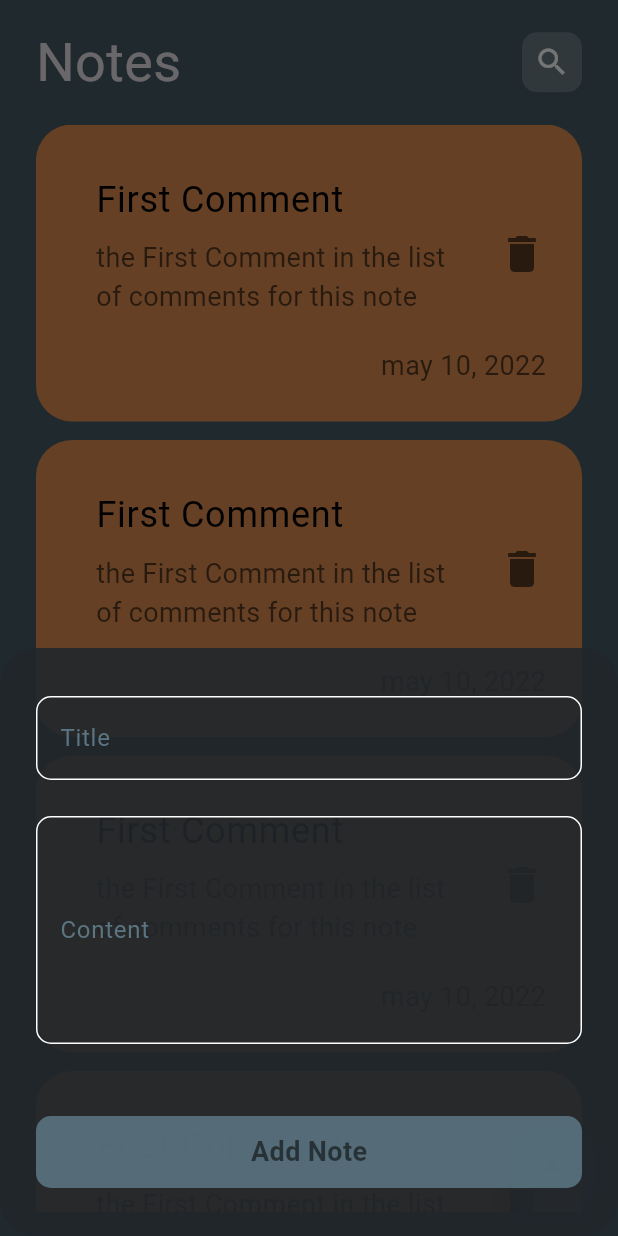
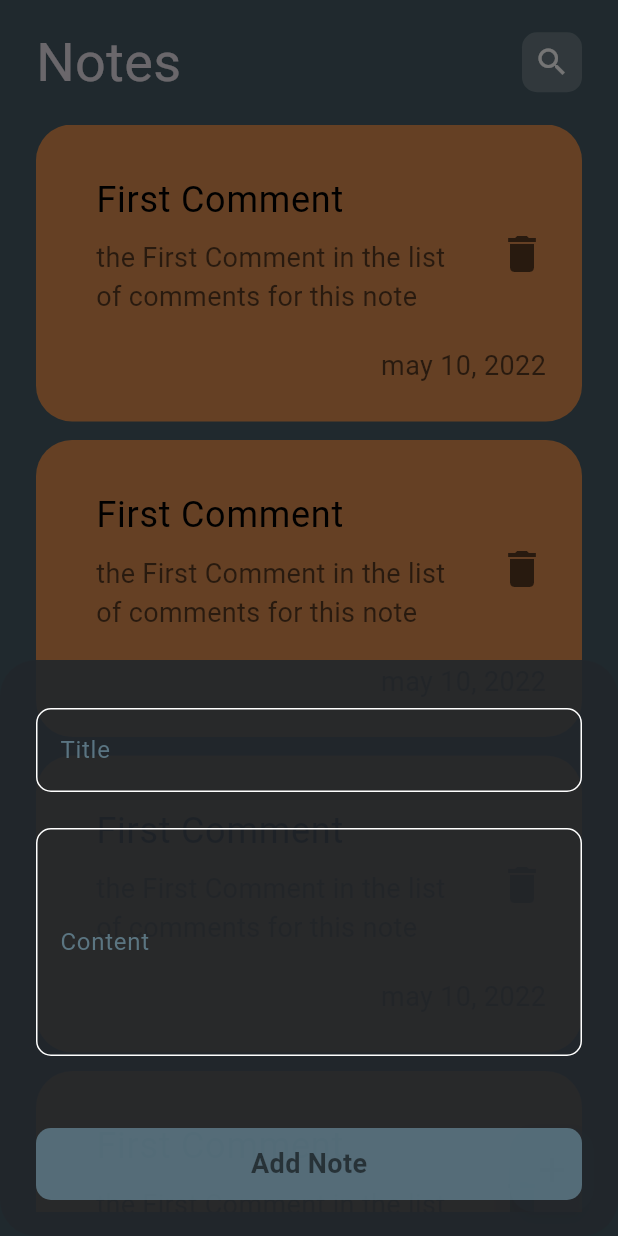
Before and after one commit to wael-saif23/note_app_tr2, a Flutter app: the screen it shows after launch, after a tap on the "add" icon, on a phone screen of 412 x 824 dp. Run offline on Flutter 3.47's test engine with Material 3 defaults, Android fonts, the phone set to English and light mode, and no system bars; our stand-ins replace bloc, flutter_bloc, hive, hive_flutter; accounts and stored records are empty.

Commit message:
Update add note form layout in AddNoteButtomSheet
Refactor the layout of the add note form in the AddNoteButtomSheet widget to
improve spacing and alignment for better user experience.

```diff
--- a/lib/views/notes_view.dart
+++ b/lib/views/notes_view.dart
@@ -12,6 +12,7 @@
       floatingActionButton: FloatingActionButton(
         onPressed: () {
           showModalBottomSheet(
+            isScrollControlled: true,
             shape: RoundedRectangleBorder(
               borderRadius: BorderRadius.circular(24),
             ),
--- a/lib/widgets/add_note_buttom_sheete.dart
+++ b/lib/widgets/add_note_buttom_sheete.dart
@@ -1,4 +1,5 @@
 import 'package:flutter/material.dart';
+import 'package:flutter/widgets.dart';
 import 'package:flutter_bloc/flutter_bloc.dart';
 import 'package:note_app_tr2/cubits/cubit/add_note_cubit.dart';
 import 'package:note_app_tr2/widgets/add_note_form.dart';
@@ -10,8 +11,6 @@
   Widget build(BuildContext context) {
     return BlocProvider(
       create: (context) => AddNoteCubit(),
-      child: Padding(
-        padding: const EdgeInsets.symmetric(vertical: 32, horizontal: 24),
       child: BlocConsumer<AddNoteCubit, AddNoteState>(
         listener: (context, state) {
           if (state is AddNoteFailure) {
@@ -38,9 +37,15 @@
         builder: (context, state) {
           return AbsorbPointer(
               absorbing: state is AddNoteLoading ? true : false,
-                child: const SingleChildScrollView(child: AddNoteForm()));
+              child:  Padding(
+                padding: EdgeInsets.only(
+                    right: 24,
+                    left: 24,
+                    top: 32,
+                    bottom: MediaQuery.of(context).viewInsets.bottom),
+                child: const SingleChildScrollView(child: AddNoteForm()),
+              ));
         },
-        ),
       ),
     );
   }
--- a/lib/widgets/add_note_form.dart
+++ b/lib/widgets/add_note_form.dart
@@ -45,7 +45,7 @@
         ),
         BlocBuilder<AddNoteCubit, AddNoteState>(
           builder: (context, state) {
-            return  CustomButton(
+            return CustomButton(
               islooding: state is AddNoteLoading ? true : false,
               onTap: () {
                 if (_formKey.currentState!.validate()) {
@@ -65,8 +65,10 @@
               text: "Add Note",
             );
           },
+        ),
+        const SizedBox(
+          height: 24,
         )
-
       ]),
     );
   }
```
Lines whose indentation alone changed are shown as unchanged.
